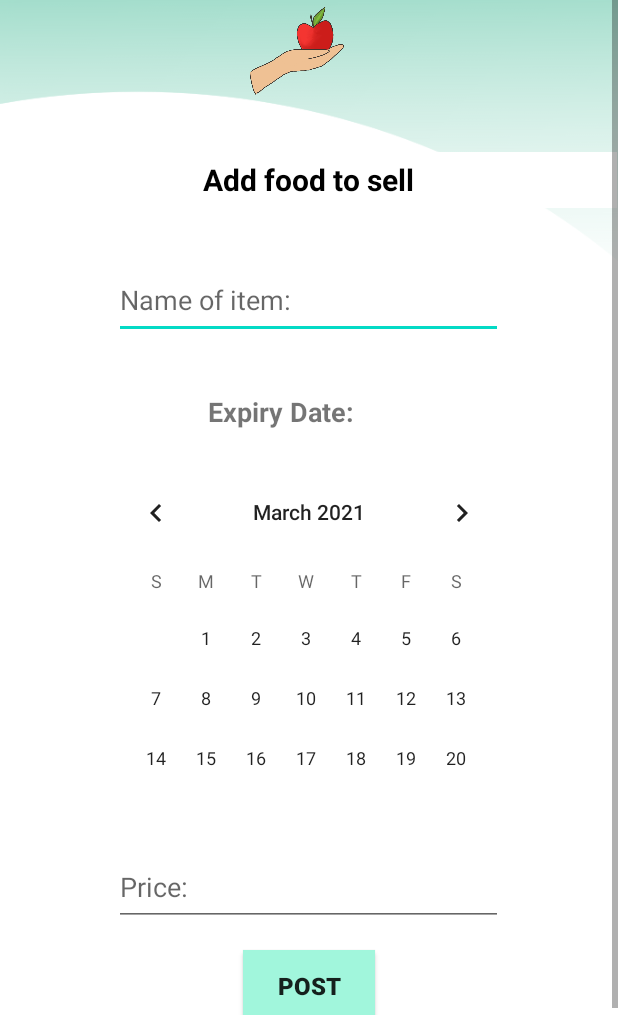
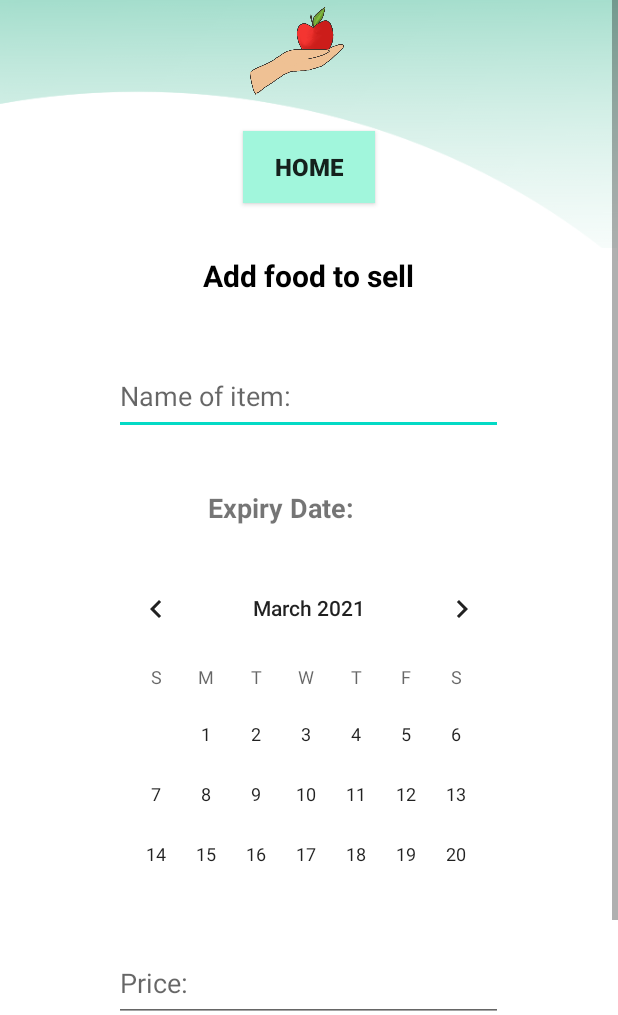
Before and after one commit to IoanaCM/IC-Hello-World, an Android app: the NewFoodItem screen opened directly, with no data from a screen before it, on a phone screen of 412 x 824 dp, the part 221-1236 px from its top. Run offline under Robolectric (Android 15) with nearby library versions, the phone set to English and light mode, and no system bars; our stand-ins replace Firebase (no records; nobody signed in at launch, a user with empty details on screens opened directly).

Commit message:
home button on new food item

```diff
--- a/app/src/main/java/com/example/ic_hello_world/MainActivity.java
+++ b/app/src/main/java/com/example/ic_hello_world/MainActivity.java
@@ -46,15 +46,6 @@ public class MainActivity extends AppCompatActivity {
         super.onCreate(savedInstanceState);
         setContentView(R.layout.activity_main);
 
-        View decorView = getWindow().getDecorView();
-        // Hide the status bar.
-                int uiOptions = View.SYSTEM_UI_FLAG_FULLSCREEN;
-                decorView.setSystemUiVisibility(uiOptions);
-        // Remember that you should never show the action bar if the
-        // status bar is hidden, so hide that too if necessary.
-                ActionBar actionBar = getActionBar();
-                actionBar.hide();
-
         mLogOut = (Button) findViewById(R.id.log_out);
         mLogOut.setOnClickListener(new View.OnClickListener() {
             @Override
@@ -78,8 +69,6 @@ public class MainActivity extends AppCompatActivity {
                 return;
             }
         });
-
-        //
 
         final DatabaseReference reference = FirebaseDatabase.getInstance().getReference();
 
--- a/app/src/main/res/layout/new_food_item.xml
+++ b/app/src/main/res/layout/new_food_item.xml
@@ -51,6 +51,20 @@
                 app:layout_constraintTop_toTopOf="@+id/title"
                 app:layout_constraintVertical_bias="0.0"
                 app:srcCompat="@drawable/appletransparent" />
+
+            <Button
+                android:id="@+id/returnHome"
+                android:layout_width="wrap_content"
+                android:layout_height="wrap_content"
+                android:layout_marginTop="16dp"
+                android:background="#A1F6DC"
+                android:text="Home"
+                android:textSize="16sp"
+                android:textStyle="bold"
+                app:layout_constraintEnd_toEndOf="parent"
+                app:layout_constraintHorizontal_bias="0.498"
+                app:layout_constraintStart_toStartOf="parent"
+                app:layout_constraintTop_toBottomOf="@+id/foodPrice" />
 
             <TextView
                 android:id="@+id/textView"
@@ -134,6 +148,8 @@
                 app:layout_constraintStart_toStartOf="parent"
                 app:layout_constraintTop_toBottomOf="@+id/foodPrice" />
 
+
+
         </LinearLayout>
     </ScrollView>
 
```
